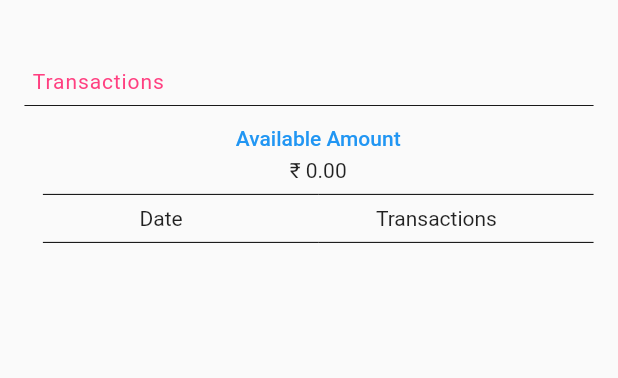
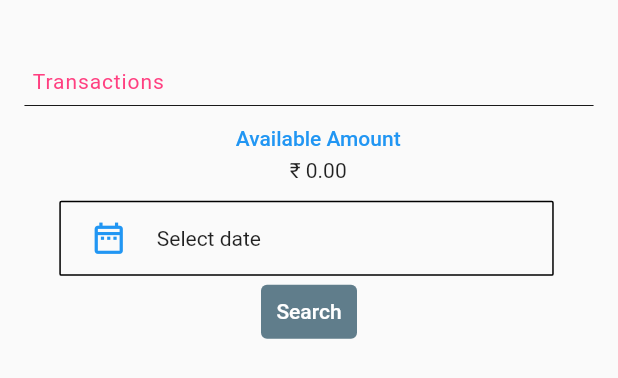
Before and after one commit to Harishnookala/growmax, a Flutter app: the Transaction widget shown alone on an empty page, opened directly, on a phone screen of 412 x 824 dp. Shown: the top 378 px of the screen. Run offline on Flutter 3.47's test engine with Material 2 defaults, Android fonts, the phone set to English and light mode, and no system bars; our stand-ins replace cloud_firestore, dropdown_button2, firebase_auth, firebase_core, firebase_storage, flutter_profile_picture and 2 more; accounts and stored records are empty.

Commit message:
Tansactions list depends on selected dates the user has selected in the Transaction.dart page

```diff
--- a/lib/UserScreens/Transaction.dart
+++ b/lib/UserScreens/Transaction.dart
@@ -1,31 +1,41 @@
-
-
 import 'package:cloud_firestore/cloud_firestore.dart';
 import 'package:flutter/cupertino.dart';
 import 'package:flutter/material.dart';
 import 'package:intl/intl.dart';
 
 class Transaction extends StatefulWidget {
-  String?phoneNumber;
-   Transaction({Key? key,this.phoneNumber}) : super(key: key);
+  String? phoneNumber;
+  Transaction({Key? key, this.phoneNumber}) : super(key: key);
 
   @override
-  _TransactionState createState() => _TransactionState(phoneNumber:this.phoneNumber);
+  _TransactionState createState() =>
+      _TransactionState(phoneNumber: this.phoneNumber);
 }
 
 class _TransactionState extends State<Transaction> {
-  String?phoneNumber;
+  String? phoneNumber;
+  DateTime? pickupDate;
+  DateTime? pickdate;
+  String? startingdate;
+  DateTime ?start;
+  String ?end;
+  DateTimeRange? dateTimeRange;
+  DateTime? end_date;
+  String? dates;
+  bool? pressed = false;
+
   _TransactionState({this.phoneNumber});
+
   @override
   Widget build(BuildContext context) {
     var investments = FirebaseFirestore.instance
         .collection("Investments")
         .doc(phoneNumber)
         .get();
-    var requestinvestments = FirebaseFirestore.instance
-        .collection("requestInvestments").snapshots();
-    var requestWithdrawls = FirebaseFirestore.instance
-        .collection("requestwithdrawls").snapshots();
+    var requestinvestments =
+    FirebaseFirestore.instance.collection("requestInvestments").snapshots();
+    var requestWithdrawls =
+    FirebaseFirestore.instance.collection("requestwithdrawls").snapshots();
     var investAmount;
     return Container(
       margin: EdgeInsets.all(16.3),
@@ -57,8 +67,14 @@ class _TransactionState extends State<Transaction> {
                   Container(
                       margin: EdgeInsets.only(top: 6.3),
                       alignment: Alignment.center,
-                      child: Text("Available Amount",style: TextStyle(color: Colors.blue,fontWeight: FontWeight.w500),)),
-                  SizedBox(height: 5,),
+                      child: Text(
+                        "Available Amount",
+                        style: TextStyle(
+                            color: Colors.blue, fontWeight: FontWeight.w500),
+                      )),
+                  SizedBox(
+                    height: 5,
+                  ),
                   Container(
                     alignment: Alignment.center,
                     child: get_invests(investments, investAmount),
@@ -67,11 +83,87 @@ class _TransactionState extends State<Transaction> {
               ),
             ),
           ),
-          Container(
-            margin: EdgeInsets.only(left: 12.3),
+          Center(
+
             child: Column(
               children: [
-                Divider(color: Colors.black),
+
+                Column(
+                  children: [
+                    Row(
+                      crossAxisAlignment: CrossAxisAlignment.center,
+                      mainAxisAlignment: MainAxisAlignment.center,
+                      children: [
+                        Container(
+                          width: MediaQuery
+                              .of(context)
+                              .size
+                              .width / 1.25,
+                          alignment: Alignment.topLeft,
+                          margin: EdgeInsets.only(right: 3.3),
+                          decoration: BoxDecoration(
+                              border: Border.all(color: Colors.black),
+                              borderRadius: BorderRadius.circular(1.3)),
+                          child: Row(
+                            crossAxisAlignment: CrossAxisAlignment.center,
+                            mainAxisAlignment: MainAxisAlignment.start,
+                            children: [
+                              SizedBox(
+                                child: Container(
+                                    child: TextButton(
+                                      style: TextButton.styleFrom(
+                                          padding: EdgeInsets.zero),
+                                      onPressed: () async {
+                                        dateTimeRange =
+                                        await showDateRangePicker(
+                                          context: context,
+                                          firstDate: DateTime(2022),
+                                          lastDate: DateTime.now(),
+                                        );
+                                        setState(() {
+                                          start = dateTimeRange!.start;
+                                          end_date = dateTimeRange!.end;
+                                          dates = DateFormat('yyyy-MM-dd')
+                                              .format(dateTimeRange!.start);
+                                          end = DateFormat("yyyy-MM-dd").format(
+                                              dateTimeRange!.end);
+
+                                        });
+                                      },
+                                      child: Icon(
+                                        Icons.date_range_outlined,
+                                        size: 25,
+                                      ),
+                                    )),
+                              ),
+                              Text(dateTimeRange != null
+                                  ? dates.toString() + "  -  " + end.toString()
+                                  : "Select date"),
+                            ],
+                          ),
+                        ),
+
+                      ],
+                    ),
+                    Center(
+                      child: TextButton(
+                          style: TextButton.styleFrom(
+                              backgroundColor: Colors.blueGrey),
+                          onPressed: () {
+                            setState(() {
+                              pressed = true;
+                            });
+                          },
+                          child: Text("Search", style: TextStyle(color: Colors
+                              .white),)),
+                    )
+                  ],
+
+                ),
+
+                pressed == true ? Column(
+                  children: [
+                    SizedBox(height: 10,),
                     Row(
                       mainAxisAlignment: MainAxisAlignment.spaceAround,
                       children: [
@@ -79,18 +171,26 @@ class _TransactionState extends State<Transaction> {
                         Text("Transactions"),
                       ],
                     ),
-                Divider(color: Colors.black,),
-                   get_allinvestments(requestinvestments,requestWithdrawls)
+                    Divider(color: Colors.grey,),
+                    Container(
+                      child: get_allinvestments(
+                          requestinvestments, requestWithdrawls),
+                    )
+                  ],
+                ) : Container(),
+
               ],
             ),
-
           ),
         ],
       ),
     );
   }
+
   get_invests(invest, investAmount) {
-    return FutureBuilder<DocumentSnapshot>(
+    return Container(
+      margin: EdgeInsets.only(bottom: 12.3),
+      child: FutureBuilder<DocumentSnapshot>(
         future: invest,
         builder: (context, snap) {
           if (snap.hasData && snap.requireData.exists) {
@@ -98,147 +198,158 @@ class _TransactionState extends State<Transaction> {
             return Row(
               mainAxisAlignment: MainAxisAlignment.center,
               children: [
-              Text(
-                  "₹ ${investAmount!.get("InvestAmount")}",
-                  style: TextStyle(color: Colors.green, fontWeight:FontWeight.w900,fontSize: 15,fontFamily: "Poppins-Medium")),
+                Text("₹ ${investAmount!.get("InvestAmount")}",
+                    style: TextStyle(
+                        color: Colors.green,
+                        fontWeight: FontWeight.w900,
+                        fontSize: 15,
+                        fontFamily: "Poppins-Medium")),
               ],
             );
+          } else {
+            return Container(
+              child: Text("₹ " + "0.00"),
+            );
           }
-        else{
-          return Container(child: Text("₹ "+"0.00"),);
+
+        },
+      ),
+    );
+  }
+
+  get_allinvestments(requestinvestments, requestWithdrawls) {
+    return StreamBuilder<QuerySnapshot>(
+        stream: requestinvestments,
+        builder: (context, snap) {
+          if (snap.hasData) {
+            List<QueryDocumentSnapshot> userinvestments = snap.data!.docs;
+            List invest_dates = get_dates(userinvestments);
+            return StreamBuilder<QuerySnapshot>(
+              stream: requestWithdrawls,
+              builder: (context, snapshot) {
+                if (snapshot.hasData) {
+                  List<QueryDocumentSnapshot> userwithdrawls = snapshot.data!
+                      .docs;
+                  List withdrawl_dates = get_dates(userwithdrawls);
+                  invest_dates.addAll(withdrawl_dates);
+                  List sorting_dates = get_sort(invest_dates);
+                  List selected_dates = getDaysInBetween(start!,end_date!);
+                  List? transactions = get_data(selected_dates,sorting_dates,userinvestments,userwithdrawls);
+                   print(transactions![2][2]);
+                  return Container(
+                   child: ListView.builder(
+                       shrinkWrap: true,
+                       itemCount: transactions.length,
+                       padding: EdgeInsets.zero,
+                       itemBuilder: (context,index){
+                       return Container(
+                         child: Row(
+                           mainAxisAlignment: MainAxisAlignment.spaceAround,
+                           children: [
+                             Text(transactions[index][0]),
+                             transactions[index][1][0]=="+"?Container(
+                               padding: EdgeInsets.only(bottom: 12.3),
+                               child: Row(
+                                 children: [
+                                    Container(
+                                        padding: EdgeInsets.only(right: 5.3),
+                                        child: Text( transactions[index][1][0],style: TextStyle(color: Colors.green,fontSize: 15),)),
+                                   Text(transactions[index][2],style: TextStyle(color: Colors.green,fontSize: 15),)
+                                 ],
+                               ),
+                             ):Container(
+                               padding: EdgeInsets.only(bottom: 12.3),
+
+                               child: Row(
+                                 children: [
+                                   Container(
+                                       padding: EdgeInsets.only(right: 8.3),
+                                       child: Text( transactions[index][1][0],style: TextStyle(color: Colors.red,fontSize: 15),)),
+                                   Text(transactions[index][2],style: TextStyle(color: Colors.red),)
+
+                                 ],
+                               ),
+                             )
+                           ],
+                         ),
+                       );
+                   }),
+                  );
                 }
                 return Container();
               },
             );
           }
-
-  get_allinvestments(requestinvestments,requestwithdrawls) {
-    return StreamBuilder<QuerySnapshot>(
-      stream: requestinvestments,
-      builder: (context, snap) {
-        if (snap.hasData) {
-          List<QueryDocumentSnapshot> userinvestments = snap.data!.docs;
-         return StreamBuilder<QuerySnapshot>(
-              stream: requestwithdrawls,
-           builder: (context,snapshot){
-                if(snapshot.hasData){
-                  List transaction =[];
-                  List<QueryDocumentSnapshot>  userwithdrawls = snapshot.data!.docs;
-                  userinvestments.addAll(userwithdrawls);
-                  var data = get_check(userinvestments);
-                   return  Container(
-                     child: ListView.builder(
-                       itemCount: data.length,
-                         padding: EdgeInsets.zero,
-                         shrinkWrap: true,
-                         itemBuilder: (context,index){
-                        return Container(
-                          margin: EdgeInsets.only(bottom: 12.3),
-                          child: Row(
-                            mainAxisAlignment: MainAxisAlignment.spaceAround,
-                            children: [
-                              Container(
-                                  child: Text(data[index][0],style: TextStyle(),)),
-                              Container(
-                                  child: Text(data[index][1],style: TextStyle(fontSize: 15),))
-                            ],
-                          ),
-                        );
-                     }),
-                   );
-                }return CircularProgressIndicator();
-           },
-         );
-
+          return CircularProgressIndicator();
         }
-        return CircularProgressIndicator();
-      },
     );
   }
 
-  get_dates(QuerySnapshot<Object?>? userinvestments) {
-    List dates =[];
-    for(int i =0;i<userinvestments!.docs.length;i++){
-      if(userinvestments.docs[i].get("phonenumber")== phoneNumber){
-        if(userinvestments.docs[i].get("status")=="Accept"){
-          var createdAt = userinvestments.docs[i].get("CreatedAt");
-          var date = DateTime.fromMicrosecondsSinceEpoch(createdAt.microsecondsSinceEpoch);
-          dates.add(date.toString());
-        }
-      }
-    }
-    return dates;
-  }
-
-  List? get_sort(List investDates) {
-    for(int i =0;i<investDates.length;i++){
-      investDates.sort((a, b) {
-        return a.compareTo(b);
-      },);
-    }
-    return investDates;
-  }
-
-  get_check(List<QueryDocumentSnapshot<Object?>> userinvestments) {
-    List investments =[];
-    List dates =[];
-    var symbol;
-    for(int i =0;i<userinvestments.length;i++){
-      if(userinvestments[i].get("status")=="Accept"&&userinvestments[i].get("phonenumber")==phoneNumber) {
+  get_dates(List<QueryDocumentSnapshot<Object?>> userinvestments) {
+    List dates = [];
+    for (int i = 0; i < userinvestments.length; i++) {
+      if (userinvestments[i].get("phonenumber") == phoneNumber &&
+          userinvestments[i].get("status") == "Accept") {
         var date = DateTime.fromMicrosecondsSinceEpoch(userinvestments[i]
             .get("CreatedAt")
             .microsecondsSinceEpoch);
         dates.add(date);
       }
     }
+    return dates;
+  }
+
+  get_sort(List dates) {
+    List format_dates = [];
     for(int i =0;i<dates.length;i++){
       dates.sort((a, b) {
         return a.compareTo(b);
       },);
     }
-
-    for(int i =0;i<userinvestments.length;i++){
-      var createdAt = userinvestments[i].get("CreatedAt");
-      var date = DateTime.fromMicrosecondsSinceEpoch(createdAt.microsecondsSinceEpoch);
    for(int j =0;j<dates.length;j++){
-        if(userinvestments[i].get("phonenumber")== phoneNumber&&dates[j].toString()==date.toString()){
-          DateTime dateTime = userinvestments[i].get("CreatedAt").toDate();
-          var datetime = DateFormat('dd/MM/yyyy').format(dateTime);
-          if(userinvestments[i].get("Type")=="Credit"){
-            symbol ="+";
+     DateTime? dateTime = dates[j];
+     var formatdate = DateFormat('dd/MM/yyyy').format(dateTime!);
+     format_dates.add(formatdate);
    }
-          if(userinvestments[i].get("Type")=="Debit"){
-            symbol ="-";
+   return format_dates;
   }
-          investments.add([datetime,"$symbol "+ userinvestments[i].get("InvestAmount")]);
-
+  List<DateTime> getDaysInBetween(DateTime startDate, DateTime endDate) {
+    List<DateTime> days = [];
+    for (int i = 0; i <= endDate.difference(startDate).inDays; i++) {
+      days.add(startDate.add(Duration(days: i)));
     }
-      }
-    }
-    return investments;
+    return days;
   }
 
+  List? get_data(List selected_dates, List sorting_dates, List<QueryDocumentSnapshot> userinvestments,
+      List<QueryDocumentSnapshot> userwithdrawls) {
+   List format_dates =[];
+   List all_transactions =[];
+   String symbol;
+    userinvestments.addAll(userwithdrawls);
+     for(int i =0;i<selected_dates.length;i++){
+       format_dates.add(DateFormat('dd/MM/yyyy').format(selected_dates[i]));
+     }
+   for(int i =0;i<userinvestments.length;i++){
+     if(userinvestments[i].get("phonenumber")==phoneNumber&&userinvestments[i].get("status")=="Accept"){
+       var createdAt = userinvestments[i].get("CreatedAt");
+       DateTime dateTime = userinvestments[i].get("CreatedAt").toDate();
+       var dateformat = DateFormat('dd/MM/yyyy').format(dateTime);
+      for(int j=0;j<format_dates.length;j++){
+        if(format_dates[j]==dateformat){
+           if(userinvestments[i].get("Type")=="Credit"){
+             symbol = "+";
+           }
+           else{
+             symbol = "-";
+           }
+           var amount = userinvestments[i].get("InvestAmount");
 
-
-  get_data(QuerySnapshot<Object?>? userinvestments, List dates) {
-    List investments =[];
-
-    for(int i =0;i<userinvestments!.docs.length;i++){
-      var createdAt = userinvestments.docs[i].get("CreatedAt");
-      var date = DateTime.fromMicrosecondsSinceEpoch(createdAt.microsecondsSinceEpoch);
-
-      if(userinvestments.docs[i].get("status")=="Accept"){
-        for(int j=0;j<dates.length;j++){
-          if(userinvestments.docs[i].get("phonenumber")== phoneNumber&&dates[j].toString()==date.toString()){
-            DateTime dateTime = userinvestments.docs[i].get("CreatedAt").toDate();
-            var datetime = DateFormat('dd/MM/yyyy').format(dateTime);
-            investments.add([datetime,userinvestments.docs[i].get("InvestAmount")]);
+           all_transactions.add([dateformat,[symbol],amount]);
         }
       }
      }
    }
-
-    return investments;
+   return all_transactions;
   }
-
 }
```
Lines whose indentation alone changed are shown as unchanged.
